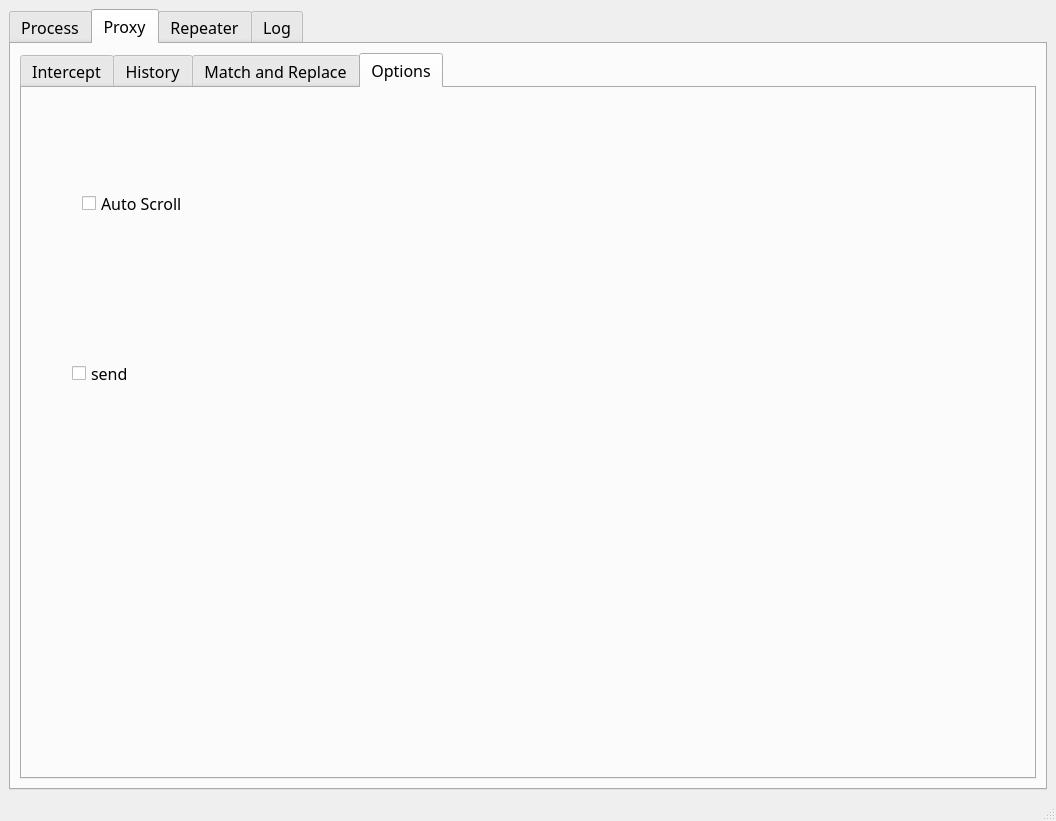
Above: Cataclysm_Version/friTCP/main_window.ui from Normaltic1018/friTCP before the change. Below: the same form after it.
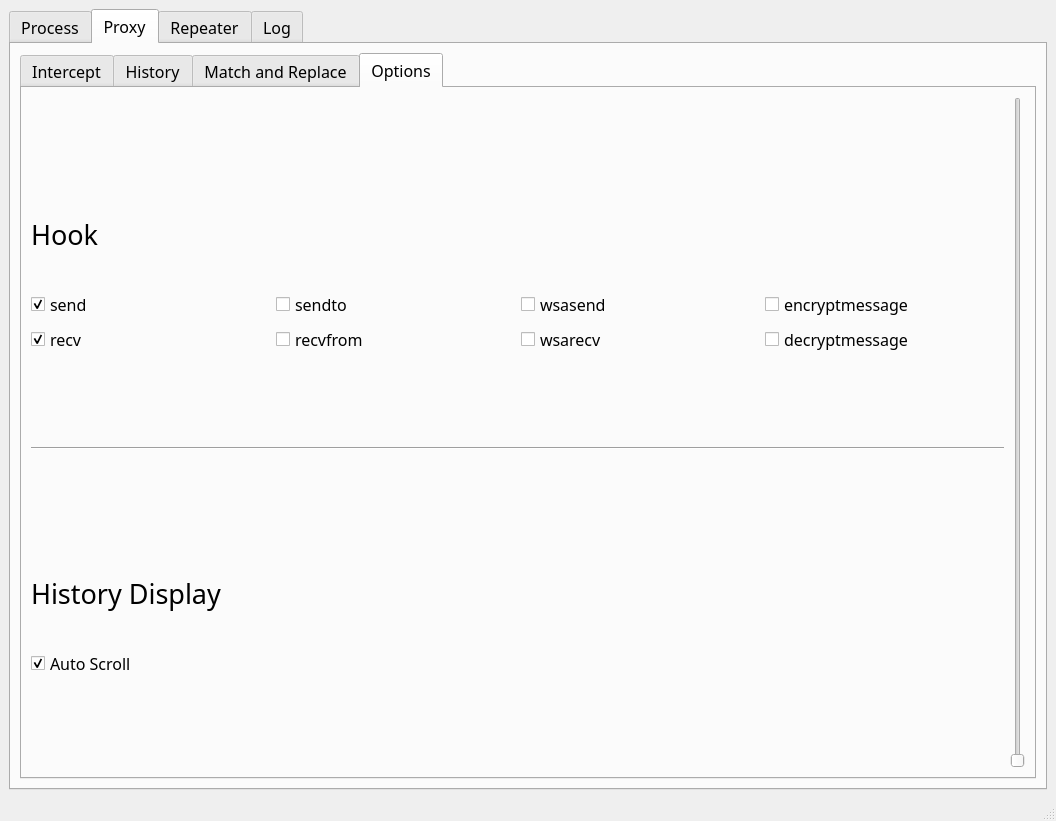
That is the form after the change. The open tabs and pages were chosen to show the change. Icons and pictures are not drawn.

The edit to the form file:
```diff
--- a/Cataclysm_Version/friTCP/main_window.ui
+++ b/Cataclysm_Version/friTCP/main_window.ui
@@ -1845,32 +1845,166 @@
            <attribute name="title">
             <string>Options</string>
            </attribute>
-           <widget class="QCheckBox" name="checkBox">
-            <property name="geometry">
-             <rect>
-              <x>60</x>
-              <y>80</y>
-              <width>181</width>
-              <height>71</height>
-             </rect>
-            </property>
-            <property name="text">
-             <string>Auto Scroll</string>
-            </property>
-           </widget>
-           <widget class="QCheckBox" name="checkBox_2">
-            <property name="geometry">
-             <rect>
-              <x>50</x>
-              <y>260</y>
-              <width>191</width>
-              <height>51</height>
-             </rect>
-            </property>
-            <property name="text">
-             <string>send</string>
-            </property>
-           </widget>
+           <layout class="QGridLayout" name="gridLayout_14">
+            <item row="0" column="0">
+             <layout class="QGridLayout" name="gridLayout_13">
+              <item row="0" column="0">
+               <layout class="QVBoxLayout" name="verticalLayout">
+                <item>
+                 <widget class="QLabel" name="label">
+                  <property name="maximumSize">
+                   <size>
+                    <width>16777215</width>
+                    <height>100</height>
+                   </size>
+                  </property>
+                  <property name="font">
+                   <font>
+                    <family>D2Coding</family>
+                    <pointsize>20</pointsize>
+                   </font>
+                  </property>
+                  <property name="text">
+                   <string>Hook</string>
+                  </property>
+                 </widget>
+                </item>
+                <item>
+                 <layout class="QGridLayout" name="gridLayout_12">
+                  <item row="0" column="0">
+                   <widget class="QCheckBox" name="checkBox_send">
+                    <property name="text">
+                     <string>send</string>
+                    </property>
+                    <property name="checked">
+                     <bool>true</bool>
+                    </property>
+                   </widget>
+                  </item>
+                  <item row="0" column="1">
+                   <widget class="QCheckBox" name="checkBox_sendto">
+                    <property name="text">
+                     <string>sendto</string>
+                    </property>
+                    <property name="checkable">
+                     <bool>false</bool>
+                    </property>
+                   </widget>
+                  </item>
+                  <item row="0" column="2">
+                   <widget class="QCheckBox" name="checkBox_wsasend">
+                    <property name="text">
+                     <string>wsasend</string>
+                    </property>
+                    <property name="checkable">
+                     <bool>false</bool>
+                    </property>
+                   </widget>
+                  </item>
+                  <item row="0" column="3">
+                   <widget class="QCheckBox" name="checkBox_encryptmessage">
+                    <property name="text">
+                     <string>encryptmessage</string>
+                    </property>
+                    <property name="checkable">
+                     <bool>false</bool>
+                    </property>
+                   </widget>
+                  </item>
+                  <item row="1" column="0">
+                   <widget class="QCheckBox" name="checkBox_recv">
+                    <property name="text">
+                     <string>recv</string>
+                    </property>
+                    <property name="checked">
+                     <bool>true</bool>
+                    </property>
+                   </widget>
+                  </item>
+                  <item row="1" column="1">
+                   <widget class="QCheckBox" name="checkBox_recvfrom">
+                    <property name="text">
+                     <string>recvfrom</string>
+                    </property>
+                    <property name="checkable">
+                     <bool>false</bool>
+                    </property>
+                   </widget>
+                  </item>
+                  <item row="1" column="2">
+                   <widget class="QCheckBox" name="checkBox_wsarecv">
+                    <property name="text">
+                     <string>wsarecv</string>
+                    </property>
+                    <property name="checkable">
+                     <bool>false</bool>
+                    </property>
+                   </widget>
+                  </item>
+                  <item row="1" column="3">
+                   <widget class="QCheckBox" name="checkBox_decryptmessage">
+                    <property name="text">
+                     <string>decryptmessage</string>
+                    </property>
+                    <property name="checkable">
+                     <bool>false</bool>
+                    </property>
+                   </widget>
+                  </item>
+                 </layout>
+                </item>
+               </layout>
+              </item>
+              <item row="1" column="0">
+               <widget class="Line" name="line_2">
+                <property name="orientation">
+                 <enum>Qt::Horizontal</enum>
+                </property>
+               </widget>
+              </item>
+              <item row="2" column="0">
+               <layout class="QVBoxLayout" name="verticalLayout_2">
+                <item>
+                 <widget class="QLabel" name="label_2">
+                  <property name="maximumSize">
+                   <size>
+                    <width>16777215</width>
+                    <height>100</height>
+                   </size>
+                  </property>
+                  <property name="font">
+                   <font>
+                    <family>D2Coding</family>
+                    <pointsize>20</pointsize>
+                   </font>
+                  </property>
+                  <property name="text">
+                   <string>History Display</string>
+                  </property>
+                 </widget>
+                </item>
+                <item>
+                 <widget class="QCheckBox" name="checkBox_autoScroll">
+                  <property name="text">
+                   <string>Auto Scroll</string>
+                  </property>
+                  <property name="checked">
+                   <bool>true</bool>
+                  </property>
+                 </widget>
+                </item>
+               </layout>
+              </item>
+             </layout>
+            </item>
+            <item row="0" column="1">
+             <widget class="QSlider" name="verticalSlider">
+              <property name="orientation">
+               <enum>Qt::Vertical</enum>
+              </property>
+             </widget>
+            </item>
+           </layout>
           </widget>
          </widget>
         </item>
```
Left out of the diff: 4 changed lines with no effect on the pictures.
